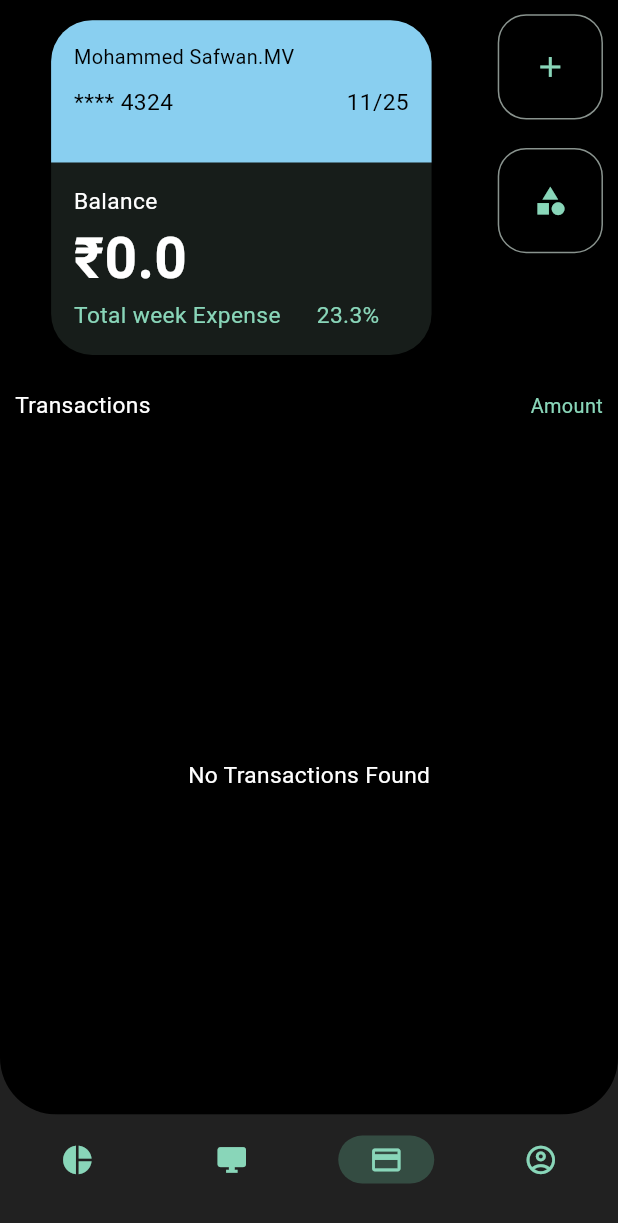
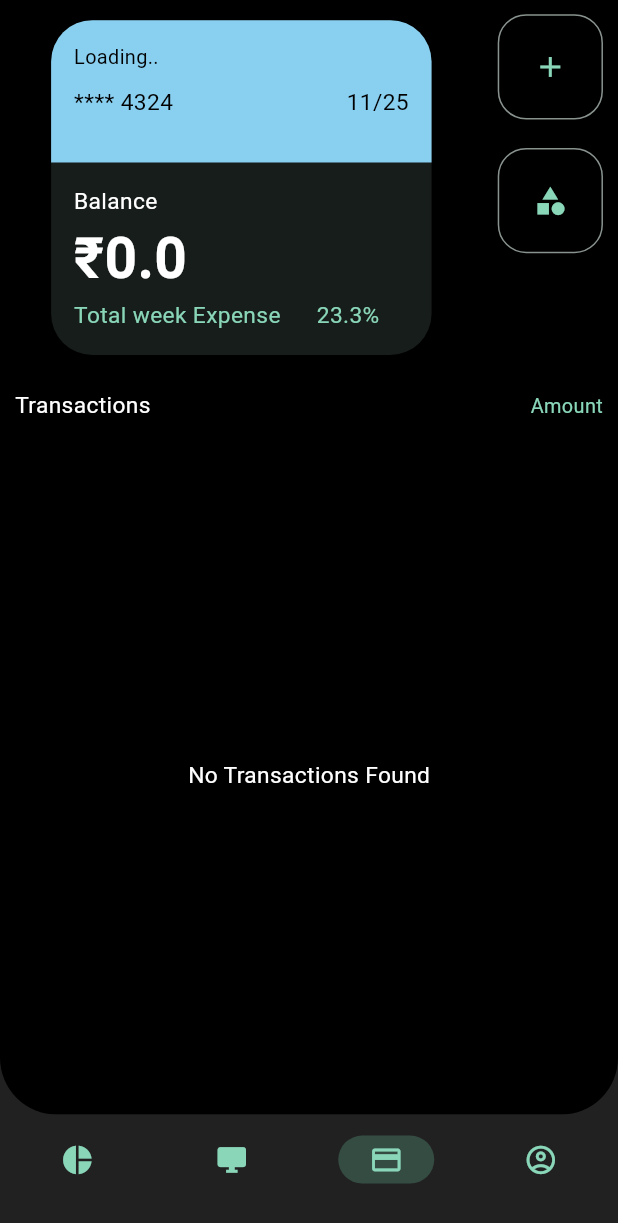
Before and after one commit to safwanmv/Event-Fund-Manager, a Flutter app: the MainScreen screen opened directly, item 3 of the bottom bar chosen, on a phone screen of 412 x 824 dp. Shown: the top 1223 px of the screen. Run offline on Flutter 3.47's test engine with Material 3 defaults, Android fonts, the phone set to English and light mode, and no system bars; our stand-ins replace fl_chart, flutter_screenutil, flutter_slidable, hive, hive_flutter; accounts and stored records are empty.

Commit message:
added new notifer to checck the Active Users and tested in balanceScreen

```diff
--- a/lib/screens/Main Screen/Balance/balance_screen.dart
+++ b/lib/screens/Main Screen/Balance/balance_screen.dart
@@ -1,3 +1,4 @@
+import 'package:expense_tracker/db/Users_db/users_db.dart';
 import 'package:expense_tracker/db/transaction_db/transaction_db.dart';
 import 'package:expense_tracker/models/categroy/category_model.dart';
 import 'package:expense_tracker/models/transaction/transaction%20_model.dart';
@@ -114,6 +115,9 @@ class BalanceCard extends StatelessWidget {
               (previousValue, element) => previousValue + element.amount,
             );
         double balance = totalIncome - totalExpense;
+        return ValueListenableBuilder(
+          valueListenable: UserDb.instance.activeUserNotifier,
+          builder: (context, activeUser, _) {
             return Padding(
               padding: EdgeInsets.symmetric(horizontal: 20.0.w),
               child: SafeArea(
@@ -143,7 +147,7 @@ class BalanceCard extends StatelessWidget {
                                     crossAxisAlignment: CrossAxisAlignment.start,
                                     children: [
                                       Text(
-                                    "Mohammed Safwan.MV",
+                                        activeUser?.name??"Loading..",
                                         style: TextStyle(
                                           color: Colors.black,
                                           fontSize: 14.sp,
@@ -217,6 +221,8 @@ class BalanceCard extends StatelessWidget {
                 ),
               ),
             );
+          }
+        );
       },
     );
   }
```
Also changed, not shown: lib/db/Users_db/users_db.dart (+8 -0 lines). Lines whose indentation alone changed are shown as unchanged.
